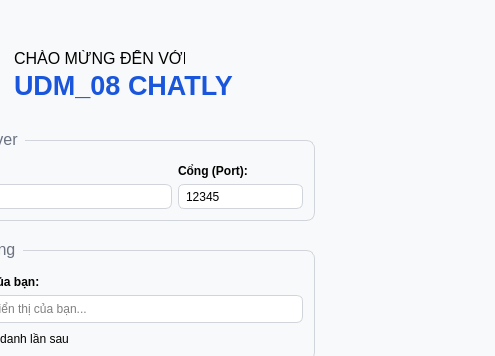
Above: Code/frontend/loginUI.ui from LeHuuTien1006/Chat-GUI-via-TCP---Group-12 before the change; both pictures show x 336 to 831 and y 0 to 356 of the 831 by 486 pixel window. Below: the same form after it.
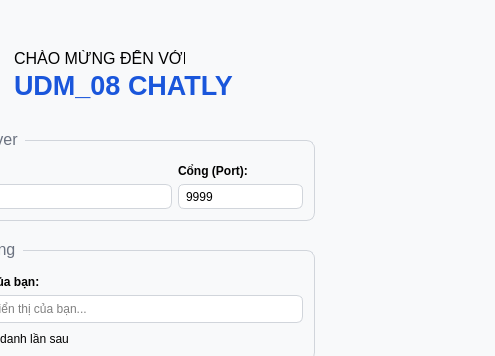
That is the form after the change. Icons and pictures are not drawn.

```diff
--- a/Code/frontend/loginUI.ui
+++ b/Code/frontend/loginUI.ui
@@ -242,13 +242,13 @@
          <string notr="true">QLineEdit { border: 1px solid #D1D5DB; border-radius: 6px; padding: 5px; background: white; }</string>
         </property>
         <property name="text">
-         <string>12345</string>
+         <string>9999</string>
         </property>
         <property name="readOnly">
          <bool>true</bool>
         </property>
         <property name="placeholderText">
-         <string>12345</string>
+         <string>9999</string>
         </property>
        </widget>
       </item>
```
